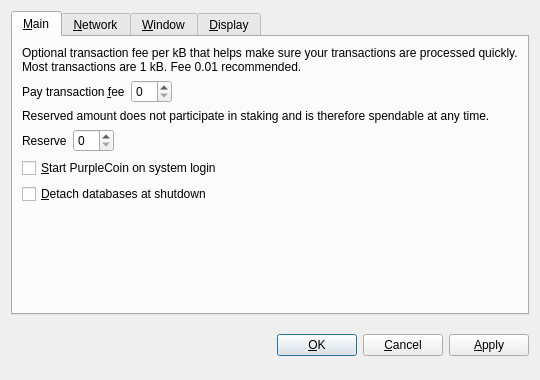
Qt form src/qt/forms/optionsdialog.ui (elgenioroshan/purplecoin) before a commit.
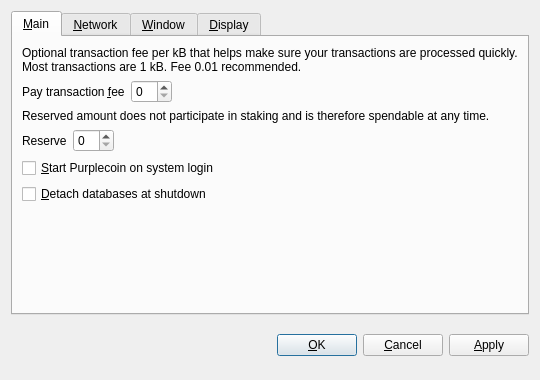
The same form after that commit. Custom widgets are drawn as their Qt base class.

```diff
--- a/src/qt/forms/optionsdialog.ui
+++ b/src/qt/forms/optionsdialog.ui
@@ -128,7 +128,7 @@
           <string>Automatically start PurpleCoin after logging in to the system.</string>
          </property>
          <property name="text">
-          <string>&amp;Start PurpleCoin on system login</string>
+          <string>&amp;Start Purplecoin on system login</string>
          </property>
         </widget>
        </item>
```
Left out of the diff: 10 changed lines with no effect on the pictures.
